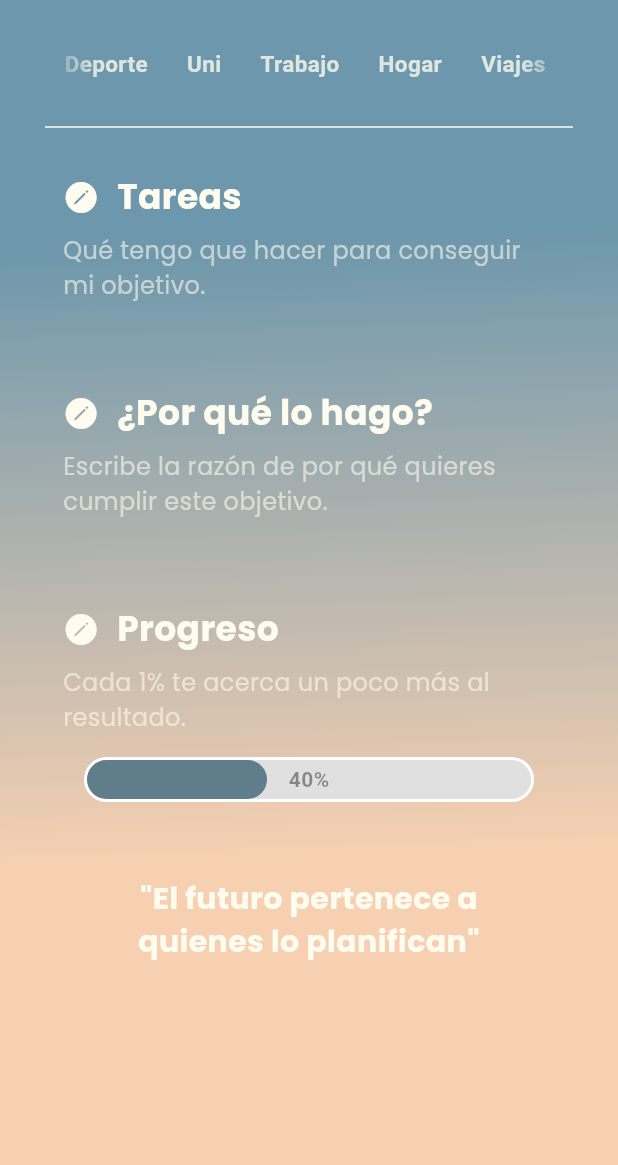
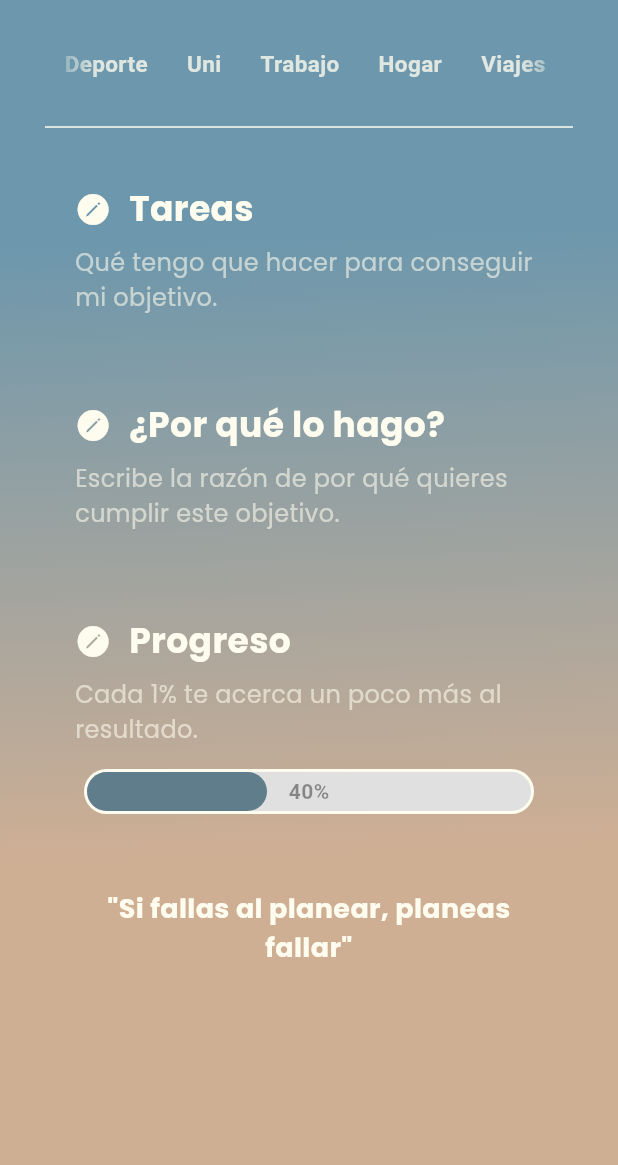
Before and after one commit to mariogabarron/Visionary, a Flutter app: the screen it shows after launch, on a phone screen of 412 x 824 dp, the part 71-1236 px from its top. Run offline on Flutter 3.47's test engine with Material 3 defaults, Android fonts, the phone set to English and light mode, and no system bars; our stand-ins replace firebase_auth, flutter_svg, google_fonts; accounts and stored records are empty.

Commit message:
dialogAlerts homepage y frase homepage

```diff
--- a/lib/utilities/progressbar.dart
+++ b/lib/utilities/progressbar.dart
@@ -12,7 +12,7 @@ class ProgressBar extends StatelessWidget {
         color: Colors.grey[300],
         borderRadius: BorderRadius.circular(15),
         border: Border.all(
-          color: Colors.white,
+          color: const Color(0xFFFEFCEE),
           width: 2,
         ),
       ),
--- a/lib/views/homepage/homepage_view.dart
+++ b/lib/views/homepage/homepage_view.dart
@@ -61,7 +61,7 @@ class _HomepageViewState extends State<HomepageView> {
         body: Container(
           decoration: const BoxDecoration(
             gradient: LinearGradient(
-              colors: [Color(0xFF6D97AC), Color(0xFFF6D0B1)],
+              colors: [Color(0xFF6D97AC), Color.fromARGB(255, 207, 175, 148)],
               transform: GradientRotation(88 * pi / 180),
             ),
           ),
@@ -76,6 +76,9 @@ class _HomepageViewState extends State<HomepageView> {
                       EdgeInsets.symmetric(horizontal: 30.0, vertical: 0.0),
                   child: Divider(color: Color(0xFFFEFCEE)),
                 ),
+                Padding(
+                  padding: const EdgeInsets.all(8.0),
+                  child: Column(children: [
                     const SizedBox(height: 15),
                     tareasContainer(context),
                     const SizedBox(height: 50),
@@ -83,7 +86,9 @@ class _HomepageViewState extends State<HomepageView> {
                     const SizedBox(height: 50),
                     progresoContainer(context: context, porcentaje: 0.4),
                     const SizedBox(height: 50),
-                fraseContainer(),
+                    const FraseContainer(),
+                  ]),
+                )
               ],
             ),
           ),
--- a/lib/views/homepage/homepage_widgets/frase_container.dart
+++ b/lib/views/homepage/homepage_widgets/frase_container.dart
@@ -1,8 +1,19 @@
+import 'dart:async';
 import 'dart:math';
 import 'package:flutter/material.dart';
 import 'package:google_fonts/google_fonts.dart';
 
-List<String> _listaFrases = [
+class FraseContainer extends StatefulWidget {
+  const FraseContainer({super.key});
+
+  @override
+  State<StatefulWidget> createState() => _FraseContainerState();
+}
+
+class _FraseContainerState extends State<FraseContainer>
+    with SingleTickerProviderStateMixin {
+  final _random = Random();
+  final List<String> _listaFrases = [
     "\"Si fallas al planear, planeas fallar\"",
     "\"La mejor manera de predecir el futuro es crearlo\"",
     "\"Un objetivo sin un plan es solo un deseo\"",
@@ -11,18 +22,66 @@ List<String> _listaFrases = [
     "\"Un buen plan es la mitad del trabajo\"",
     "\"El miedo al fracaso es peor que el fracaso en sí\"",
     "\"No hay mejor momento que el presente\"",
+    "\"Lo que te distingue no es lo que haces, sino cómo lo haces\"",
+    "\"Si quieres algo que nunca has tenido, tienes que hacer algo que nunca has hecho\"",
+    "\"La actitud, no la aptitud, determina la altitud\"",
+    "\"No te limites a soñar, trabaja para lograrlo\"",
+    "\"El éxito es la suma de pequeños esfuerzos repetidos día tras día\"",
   ];
 
-final random = Random();
-int numeroAleatorio = random.nextInt(8);
+  int _numeroAleatorio = 0;
+  Timer? _timer;
+  late AnimationController _controller;
+  late Animation<double> _animation;
+  bool _isFirstTime = true;
 
-Widget fraseContainer() => Padding(
+  @override
+  void initState() {
+    super.initState();
+    _controller = AnimationController(
+      vsync: this,
+      duration: const Duration(milliseconds: 1000),
+    );
+    _animation = Tween<double>(begin: 0, end: 1).animate(_controller);
+    _controller.forward();
+    _startTimer();
+  }
+
+  void _startTimer() {
+    const duration = Duration(seconds: 15);
+    _timer = Timer.periodic(duration, (timer) async {
+      if (_isFirstTime) {
+        _isFirstTime = false; // Desmarcar para futuras ejecuciones
+        return;
+      }
+      setState(() {
+        _numeroAleatorio = _random.nextInt(13);
+        _controller.forward(from: 0.0); // Reset and start animation on change
+      });
+    });
+  }
+
+  @override
+  void dispose() {
+    _controller.dispose();
+    _timer?.cancel();
+    super.dispose();
+  }
+
+  @override
+  Widget build(BuildContext context) {
+    return FadeTransition(
+      opacity: _animation,
+      child: Padding(
         padding: const EdgeInsets.symmetric(horizontal: 50.0),
-      child: Text(_listaFrases[numeroAleatorio],
+        child: Text(_listaFrases[_numeroAleatorio],
             textAlign: TextAlign.center,
             style: GoogleFonts.poppins(
               color: const Color(0xFFFEFCEE),
               fontWeight: FontWeight.bold,
-            fontSize: 20,
+              fontSize: 18,
             )),
+      ),
     );
+  }
+}
--- a/lib/views/homepage/homepage_widgets/objetivos_row.dart
+++ b/lib/views/homepage/homepage_widgets/objetivos_row.dart
@@ -1,9 +1,9 @@
 import 'package:flutter/material.dart';
 import 'package:google_fonts/google_fonts.dart';
 
-Widget objetivosRow() => CustomHeader();
+Widget objetivosRow() => ObjetivosRow();
 
-class CustomHeader extends StatelessWidget {
+class ObjetivosRow extends StatelessWidget {
   final List<String> _objetivos = [
     'Deporte',
     'Uni',
@@ -16,7 +16,7 @@ class CustomHeader extends StatelessWidget {
     'Pareja'
   ];
 
-  CustomHeader({super.key});
+  ObjetivosRow({super.key});
 
   @override
   Widget build(BuildContext context) {
--- a/lib/views/homepage/homepage_widgets/porque_container.dart
+++ b/lib/views/homepage/homepage_widgets/porque_container.dart
@@ -1,7 +1,7 @@
 import 'package:flutter/cupertino.dart';
 import 'package:flutter/material.dart';
 import 'package:google_fonts/google_fonts.dart';
-import 'package:visionary/routes/routes.dart';
+import 'package:visionary/utilities/showdialogs/homepage/porque_showdialog.dart';
 
 Widget porqueContainer(context) => Padding(
       padding: const EdgeInsets.symmetric(vertical: 0.0, horizontal: 30.0),
@@ -12,7 +12,7 @@ Widget porqueContainer(context) => Padding(
               icon: const Icon(CupertinoIcons.pencil_circle_fill),
               color: const Color(0xFFFEFCEE),
               onPressed: () {
-                Navigator.of(context).pushReplacementNamed(ajustesCuenta);
+                showAlertPorque(context);
               },
             ),
             Text("¿Por qué lo hago?",
--- a/lib/views/homepage/homepage_widgets/progreso_container.dart
+++ b/lib/views/homepage/homepage_widgets/progreso_container.dart
@@ -1,7 +1,7 @@
 import 'package:flutter/cupertino.dart';
 import 'package:flutter/material.dart';
 import 'package:google_fonts/google_fonts.dart';
-import 'package:visionary/routes/routes.dart';
+import 'package:visionary/utilities/showdialogs/homepage/progreso_showdialog.dart';
 import 'package:visionary/utilities/progressbar.dart';
 
 Widget progresoContainer(
@@ -15,7 +15,7 @@ Widget progresoContainer(
               icon: const Icon(CupertinoIcons.pencil_circle_fill),
               color: const Color(0xFFFEFCEE),
               onPressed: () {
-                Navigator.of(context).pushReplacementNamed(ajustesCuenta);
+                showAlertProgreso(context);
               },
             ),
             Text("Progreso",
--- a/lib/views/homepage/homepage_widgets/tareas_container.dart
+++ b/lib/views/homepage/homepage_widgets/tareas_container.dart
@@ -1,7 +1,7 @@
 import 'package:flutter/cupertino.dart';
 import 'package:flutter/material.dart';
 import 'package:google_fonts/google_fonts.dart';
-import 'package:visionary/routes/routes.dart';
+import 'package:visionary/utilities/showdialogs/homepage/tareas_showdialog.dart';
 
 Widget tareasContainer(BuildContext context) => Padding(
       padding: const EdgeInsets.symmetric(vertical: 0.0, horizontal: 30.0),
@@ -12,7 +12,7 @@ Widget tareasContainer(BuildContext context) => Padding(
               icon: const Icon(CupertinoIcons.pencil_circle_fill),
               color: const Color(0xFFFEFCEE),
               onPressed: () {
-                Navigator.of(context).pushReplacementNamed(ajustesCuenta);
+                showAlertTareas(context);
               },
             ),
             Text("Tareas",
--- a/lib/views/settings/ajustes_cuenta.dart
+++ b/lib/views/settings/ajustes_cuenta.dart
@@ -2,7 +2,7 @@ import 'dart:math';
 import 'package:flutter/material.dart';
 import 'package:google_fonts/google_fonts.dart';
 import 'package:visionary/routes/routes.dart';
-import 'package:visionary/utilities/borrarcuenta_showdialog.dart';
+import 'package:visionary/utilities/showdialogs/borrarcuenta_showdialog.dart';
 
 class AjustesCuenta extends StatefulWidget {
   const AjustesCuenta({super.key});
```
Also changed, not shown: lib/utilities/showdialogs/borrarcuenta_showdialog.dart (renamed from lib/utilities/borrarcuenta_showdialog.dart, +1 -12 lines), lib/utilities/showdialogs/homepage/porque_showdialog.dart (added, +64 -0 lines), lib/utilities/showdialogs/homepage/progreso_showdialog.dart (added, +105 -0 lines), lib/utilities/showdialogs/homepage/tareas_showdialog.dart (added, +64 -0 lines). Lines whose indentation alone changed are shown as unchanged.
